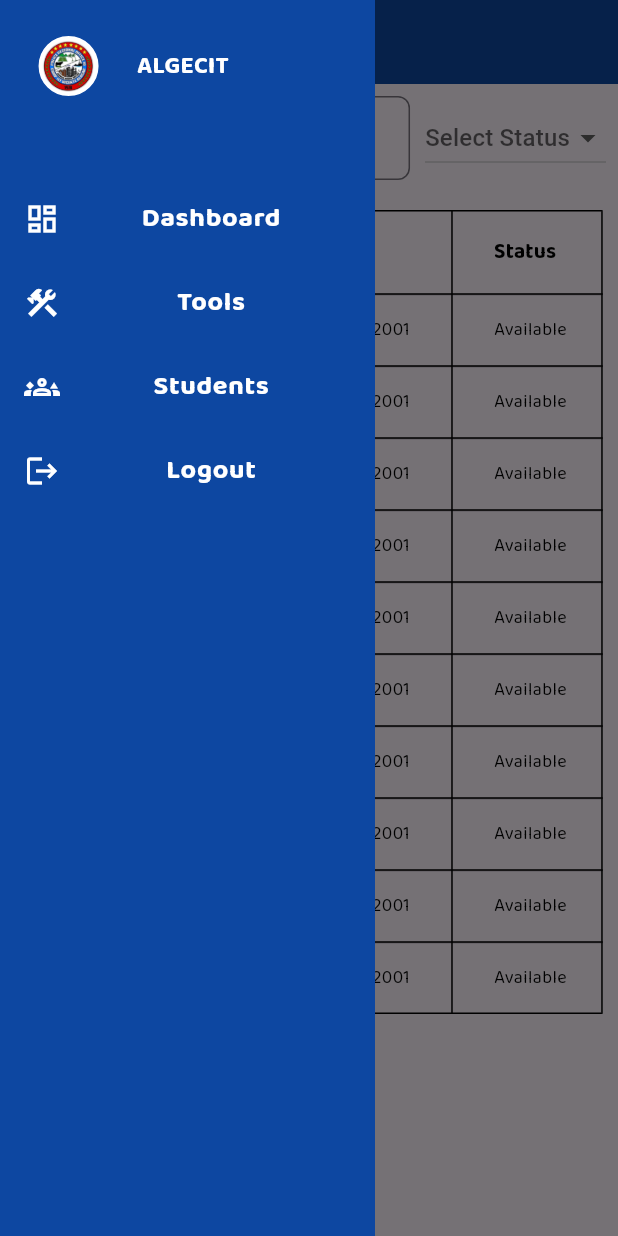
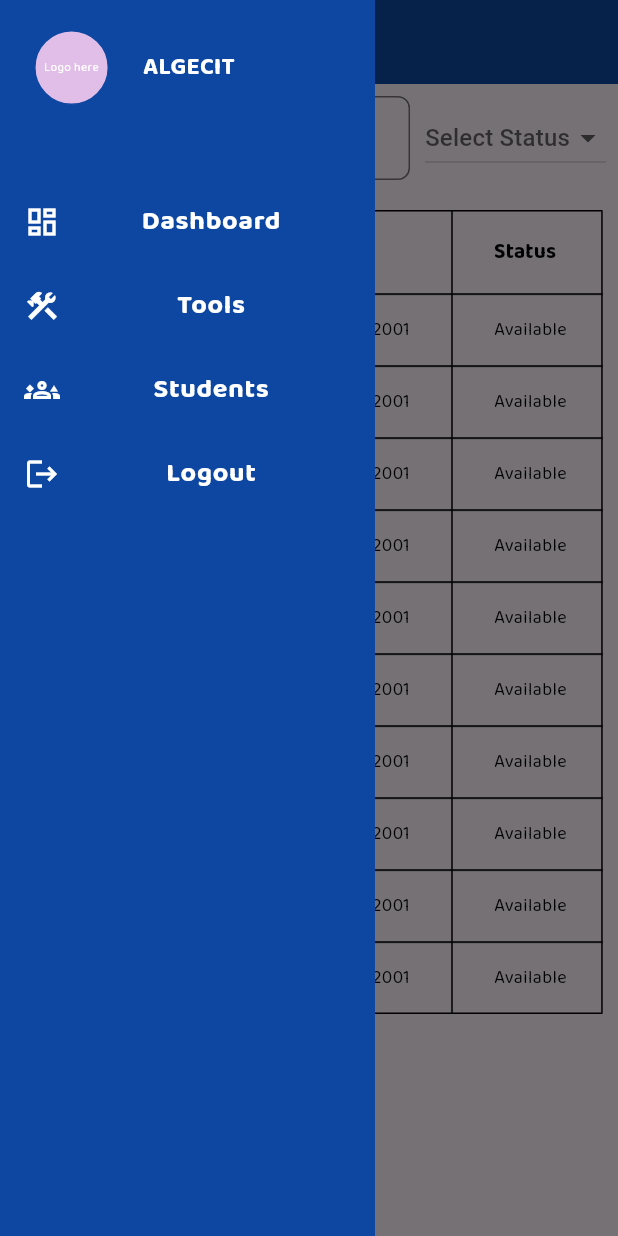
Before and after one commit to lansoyyy/algecit, a Flutter app: the EquipmentsTab screen opened directly, with the side drawer open, on a phone screen of 412 x 824 dp. Run offline on Flutter 3.47's test engine with Material 3 defaults, Android fonts, the phone set to English and light mode, and no system bars; our stand-ins replace fluttertoast.

Commit message:
added logo placeholder

```diff
--- a/lib/widgets/drawer_widget.dart
+++ b/lib/widgets/drawer_widget.dart
@@ -27,16 +27,14 @@ class DrawerWidget extends StatelessWidget {
               mainAxisAlignment: MainAxisAlignment.spaceEvenly,
               children: [
                 Container(
+                  height: 50,
+                  width: 50,
                   decoration: BoxDecoration(
                       border: Border.all(color: primary!),
                       shape: BoxShape.circle,
-                      color: Colors.white),
-                  child: Padding(
-                    padding: const EdgeInsets.all(2.5),
-                    child: Image.asset(
-                      'assets/images/logo.png',
-                      height: 35,
-                    ),
+                      color: Colors.purple[100]),
+                  child: Center(
+                    child: TextWidget(text: 'Logo here', fontSize: 8),
                   ),
                 ),
                 TextWidget(
```
Also changed, not shown: lib/screens/login_screen.dart (+6 -3 lines).
